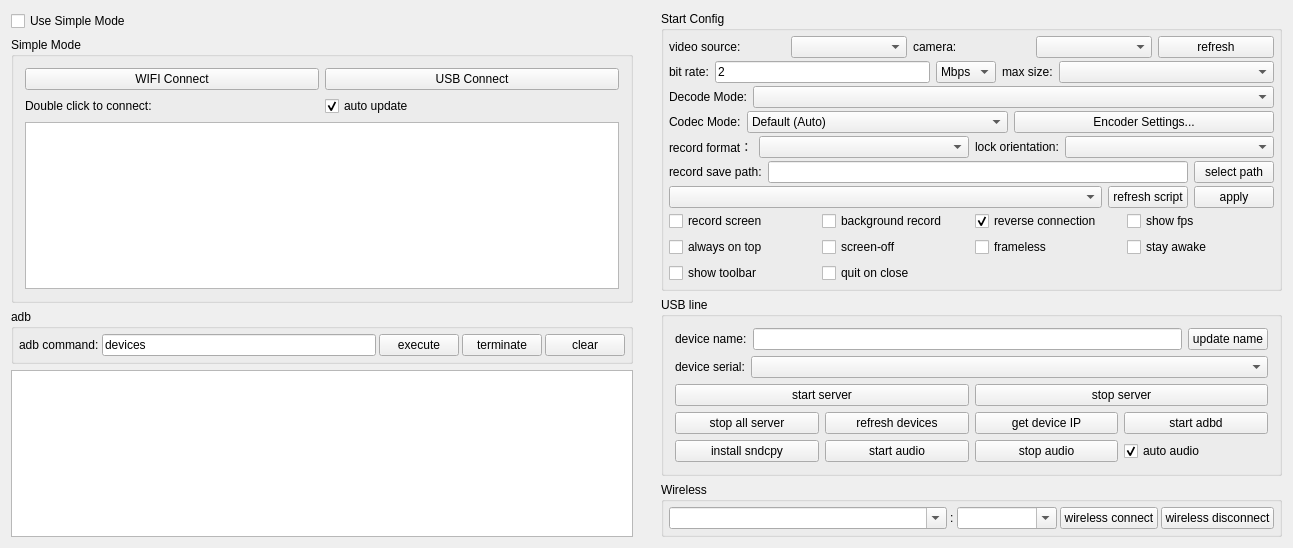
Qt form QtScrcpy/ui/dialog.ui (BeiCheng0000/QtScrcpy) before a commit.
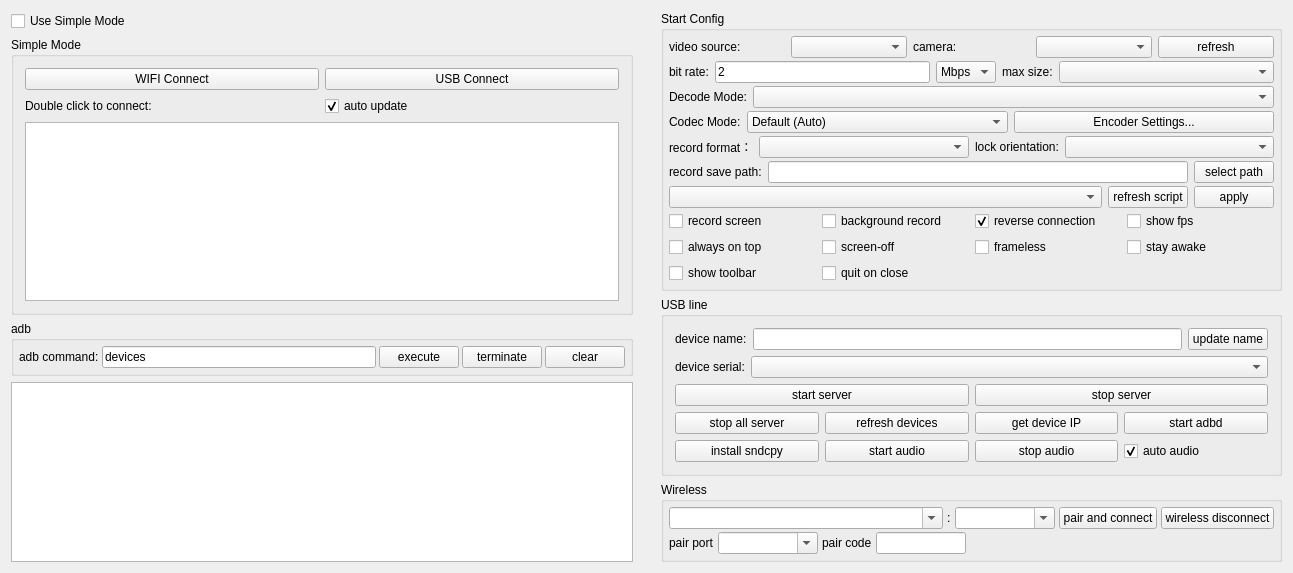
The same form after that commit.

Commit message: 无线调试新增 Android 11+ 配对流程：独立带超时的 adb 执行、WirelessController 状态机与配对端口/配对码 UI

Diff of the .ui file:
```diff
--- a/QtScrcpy/ui/dialog.ui
+++ b/QtScrcpy/ui/dialog.ui
@@ -1269,7 +1269,7 @@
         <property name="title">
          <string>Wireless</string>
         </property>
-        <layout class="QHBoxLayout" name="horizontalLayout">
+        <layout class="QVBoxLayout" name="wirelessMainLayout">
          <property name="spacing">
           <number>3</number>
          </property>
@@ -1286,6 +1286,11 @@
           <number>5</number>
          </property>
          <item>
+          <layout class="QHBoxLayout" name="wirelessRow1">
+           <property name="spacing">
+            <number>4</number>
+           </property>
+           <item>
           <widget class="QComboBox" name="deviceIpEdt">
            <property name="sizePolicy">
             <sizepolicy hsizetype="MinimumExpanding" vsizetype="Preferred">
@@ -1357,7 +1362,7 @@
             </sizepolicy>
            </property>
            <property name="text">
-            <string>wireless connect</string>
+              <string>pair and connect</string>
            </property>
            <property name="autoDefault">
             <bool>false</bool>
@@ -1381,6 +1386,107 @@
           </widget>
          </item>
         </layout>
+         </item>
+         <item>
+          <layout class="QHBoxLayout" name="wirelessRow2">
+           <property name="spacing">
+            <number>4</number>
+           </property>
+           <item>
+            <widget class="QLabel" name="pairPortLabel">
+             <property name="sizePolicy">
+              <sizepolicy hsizetype="Maximum" vsizetype="Preferred">
+               <horstretch>0</horstretch>
+               <verstretch>0</verstretch>
+              </sizepolicy>
+             </property>
+             <property name="text">
+              <string>pair port</string>
+             </property>
+            </widget>
+           </item>
+           <item>
+            <widget class="QComboBox" name="pairPortEdt">
+             <property name="sizePolicy">
+              <sizepolicy hsizetype="Fixed" vsizetype="Preferred">
+               <horstretch>0</horstretch>
+               <verstretch>0</verstretch>
+              </sizepolicy>
+             </property>
+             <property name="minimumSize">
+              <size>
+               <width>100</width>
+               <height>0</height>
+              </size>
+             </property>
+             <property name="maximumSize">
+              <size>
+               <width>100</width>
+               <height>16777215</height>
+              </size>
+             </property>
+             <property name="editable">
+              <bool>true</bool>
+             </property>
+            </widget>
+           </item>
+           <item>
+            <widget class="QLabel" name="pairCodeLabel">
+             <property name="sizePolicy">
+              <sizepolicy hsizetype="Maximum" vsizetype="Preferred">
+               <horstretch>0</horstretch>
+               <verstretch>0</verstretch>
+              </sizepolicy>
+             </property>
+             <property name="text">
+              <string>pair code</string>
+             </property>
+            </widget>
+           </item>
+           <item>
+            <widget class="QLineEdit" name="pairCodeEdt">
+             <property name="sizePolicy">
+              <sizepolicy hsizetype="Fixed" vsizetype="Preferred">
+               <horstretch>0</horstretch>
+               <verstretch>0</verstretch>
+              </sizepolicy>
+             </property>
+             <property name="minimumSize">
+              <size>
+               <width>90</width>
+               <height>0</height>
+              </size>
+             </property>
+             <property name="maximumSize">
+              <size>
+               <width>90</width>
+               <height>16777215</height>
+              </size>
+             </property>
+             <property name="maxLength">
+              <number>12</number>
+             </property>
+             <property name="echoMode">
+              <enum>QLineEdit::Password</enum>
+             </property>
+            </widget>
+           </item>
+           <item>
+            <widget class="QLabel" name="wirelessStateLabel">
+             <property name="sizePolicy">
+              <sizepolicy hsizetype="Expanding" vsizetype="Preferred">
+               <horstretch>2</horstretch>
+               <verstretch>0</verstretch>
+              </sizepolicy>
+             </property>
+             <property name="text">
+              <string/>
+             </property>
+            </widget>
+           </item>
+          </layout>
+          </item>
+          </layout>
        </widget>
       </item>
       <item>
```
Left out of the diff: 2 changed lines with no effect on the pictures. Lines whose indentation alone changed are shown as unchanged. The commit also changes 16 other files.
